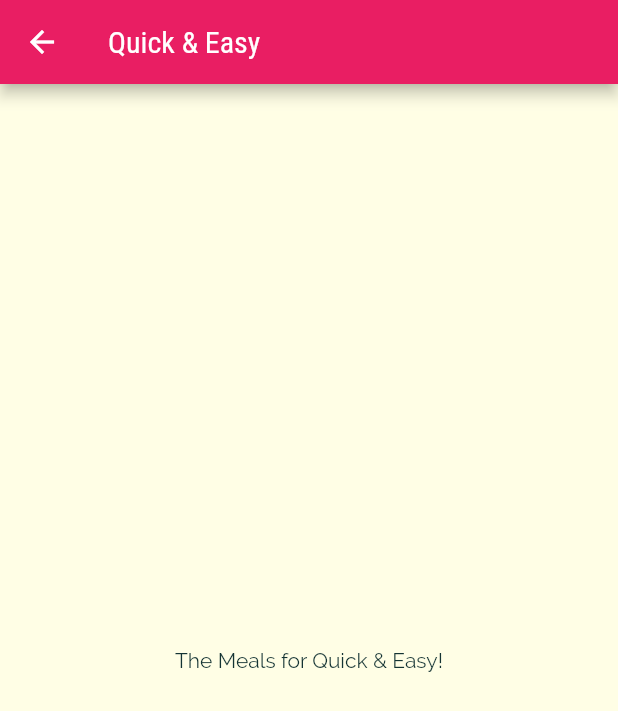
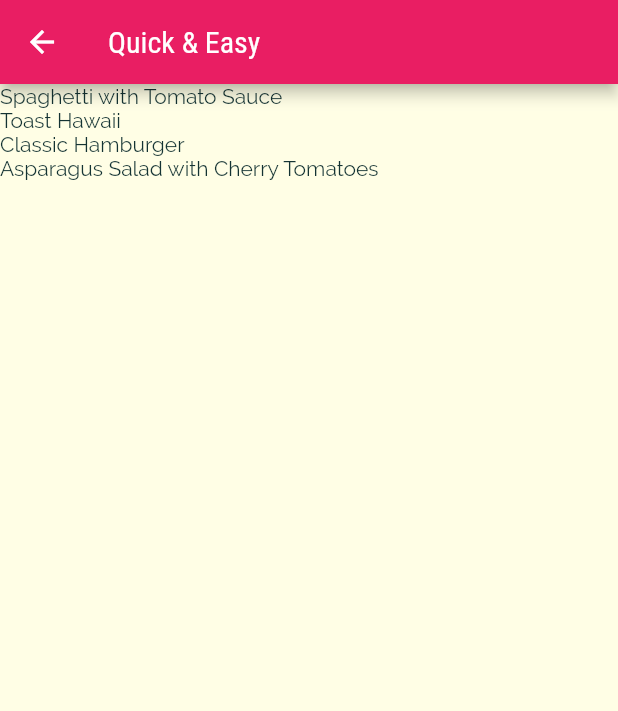
Before and after one commit to klam2k20/MealsApp, a Flutter app: the screen it shows after launch, after a tap on "Quick & Easy", on a phone screen of 412 x 824 dp. Shown: the top 711 px of the screen. Run offline on Flutter 3.47's test engine with Material 2 defaults, Android fonts, the phone set to English and light mode, and no system bars.

Commit message:
Displaying recipes for selected category

```diff
--- a/lib/dummyData.dart
+++ b/lib/dummyData.dart
@@ -56,7 +56,7 @@ const dummyCategories = [
   ),
 ];
 
-const DUMMY_RecipeS = [
+const dummyRecipes = [
   Recipe(
     id: 'm1',
     categories: [
--- a/lib/widgets/mealScreen.dart
+++ b/lib/widgets/mealScreen.dart
@@ -1,5 +1,6 @@
 import 'package:flutter/material.dart';
 
+import '../dummyData.dart';
 class MealScreen extends StatelessWidget {
   static const routeName = '/MealScreen';
   @override
@@ -9,13 +10,17 @@ class MealScreen extends StatelessWidget {
     if(route == null) return SizedBox.shrink();
     final routeArgs = route.settings.arguments as Map<String, String>;
     final categoryTitle = routeArgs['title'];
+    final categoryID = routeArgs['id'];
+    final categoryRecipes = dummyRecipes.where((recipe) {
+      return recipe.categories.contains(categoryID);
+    }).toList();
     return Scaffold(
       appBar: AppBar(
         title: Text(categoryTitle!),
       ),
-      body: Center(
-        child: Text('The Meals for $categoryTitle!'),
-      ),
+      body: ListView.builder(itemBuilder: (context, index) {
+        return Text(categoryRecipes[index].title);
+      }, itemCount: categoryRecipes.length,)
     );
   }
 }
```
